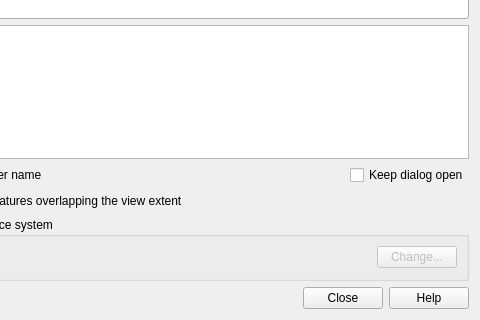
Old version of the form src/ui/qgswfssourceselectbase.ui in the repository qgis/QGIS; both pictures show x 112 to 592 and y 119 to 439 of the 592 by 439 pixel window.
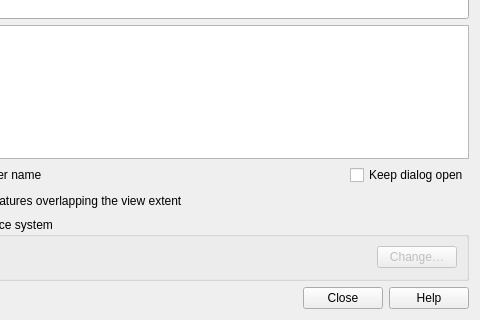
New version of the form.

What changed in the file:
```diff
--- a/src/ui/qgswfssourceselectbase.ui
+++ b/src/ui/qgswfssourceselectbase.ui
@@ -231,7 +231,7 @@
          <bool>false</bool>
         </property>
         <property name="text">
-         <string>Change...</string>
+         <string>Change…</string>
         </property>
        </widget>
       </item>
```
